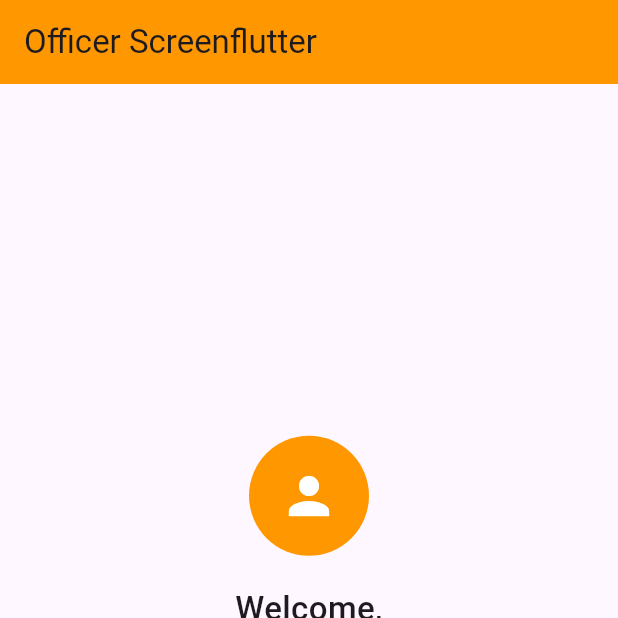
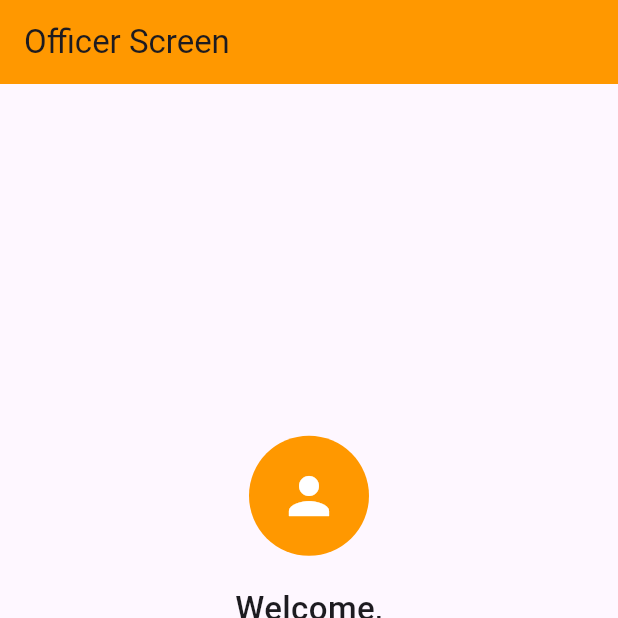
Before and after one commit to mily86/myborderlink, a Flutter app: the MainScreen screen opened directly with empty values, on a phone screen of 412 x 824 dp, the top half of it. Run offline on Flutter 3.47's test engine with Material 3 defaults, Android fonts, the phone set to English and light mode, and no system bars; our stand-ins replace shared_preferences; accounts and stored records are empty.

Commit message:
Updated Flutter UI and logic, updated documentation

```diff
--- a/myborderlink/lib/mainscreen.dart
+++ b/myborderlink/lib/mainscreen.dart
@@ -19,7 +19,7 @@ class MainScreen extends StatelessWidget {
       onWillPop: () async => false, // Disable back button
       child: Scaffold(
         appBar: AppBar(
-          title: const Text('Officer Screenflutter'),
+          title: const Text('Officer Screen'),
           backgroundColor: Colors.orange,
           automaticallyImplyLeading: false,
         ),
```
